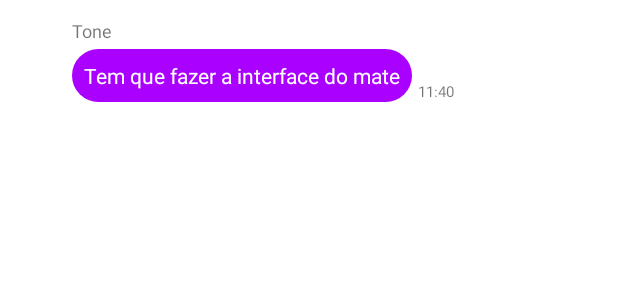
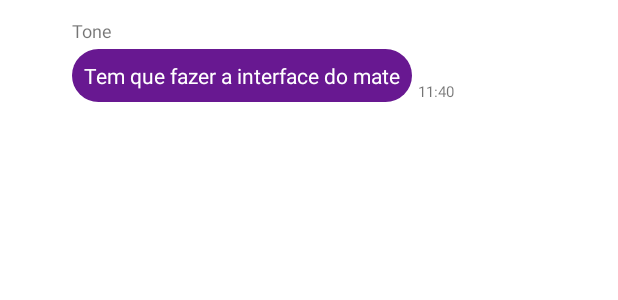
Before and after one commit to VictorOgata/trocatroca, an Android app: the layout item_message_received.xml on its own in the app's theme, with its tools: preview values and no code run, on a phone screen of 412 x 824 dp. Shown: the top 300 px of the screen. Run offline under Robolectric (Android 15) with nearby library versions, the phone set to English and light mode, and no system bars.

Commit message:
chat fixes

```diff
--- a/app/src/main/java/groupdelta/trocatroca/Entities/ChatAdapter.java
+++ b/app/src/main/java/groupdelta/trocatroca/Entities/ChatAdapter.java
@@ -116,7 +116,7 @@ public class ChatAdapter extends RecyclerView.Adapter {
             // Format the stored timestamp into a readable String using method.
             timeText.setText(DateUtils.formatDateTime(mContext,message.getTime(),1));
 
-            nameText.setText(message.getUserID());
+            nameText.setText(message.getUsername());
 
             // Insert the profile image from the URL into the ImageView.
           //  DateUtils.displayRoundImageFromUrl(mContext, message.getSender().getProfileUrl(), profileImage);
--- /dev/null
+++ b/app/src/main/res/drawable/rounded_rectangle2.xml
@@ -0,0 +1,14 @@
+<?xml version="1.0" encoding="utf-8"?>
+<shape xmlns:android="http://schemas.android.com/apk/res/android"
+    android:shape="rectangle" >
+
+    <!-- View background color -->
+    <solid
+        android:color="#681891" >
+    </solid>
+
+    <!-- The radius makes the corners rounded -->
+    <corners
+        android:radius="20dp">
+    </corners>
+</shape>
--- a/app/src/main/res/layout/item_message_received.xml
+++ b/app/src/main/res/layout/item_message_received.xml
@@ -33,7 +33,7 @@
         android:layout_height="wrap_content"
         android:layout_marginLeft="8dp"
         android:layout_marginTop="4dp"
-        android:background="@drawable/rounded_rectangle"
+        android:background="@drawable/rounded_rectangle2"
         android:maxWidth="240dp"
         android:padding="8dp"
         android:text="Tem que fazer a interface do mate"
```
Also changed, not shown: app/src/main/java/groupdelta/trocatroca/Activity/ChatActivity.java (+13 -2 lines), app/src/main/java/groupdelta/trocatroca/Entities/Message.java (+7 -1 lines), app/src/main/res/layout/activity_chat.xml (+5 -6 lines).
